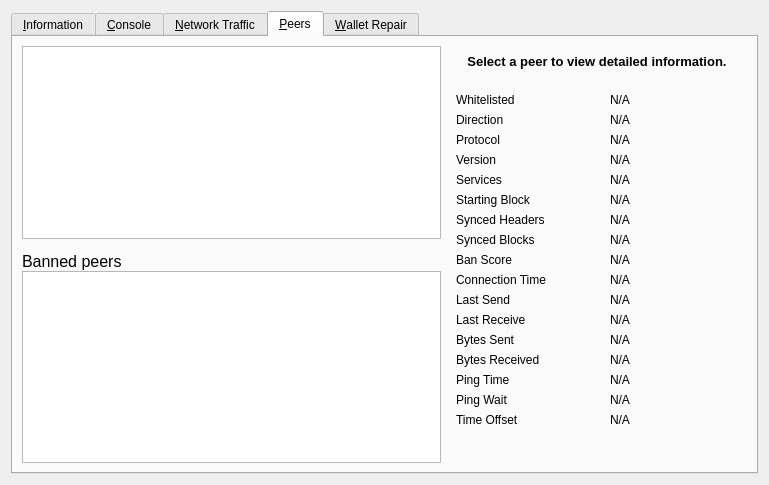
Before: the Qt Designer form src/qt/forms/rpcconsole.ui in pedrorv0106/DAPS, drawn with Qt 5.
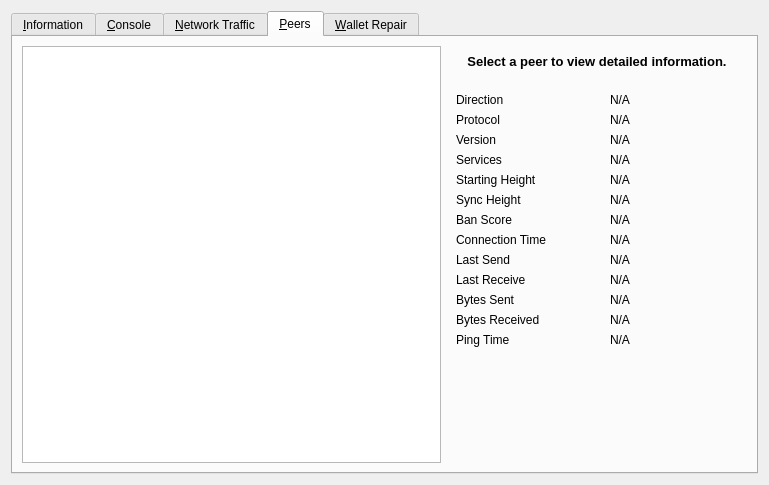
After: the same form once the commit is applied. Icons and pictures are not drawn. Custom widgets are drawn as their Qt base class.

```diff
--- a/src/qt/forms/rpcconsole.ui
+++ b/src/qt/forms/rpcconsole.ui
@@ -697,85 +697,17 @@
       </attribute>
       <layout class="QGridLayout" name="gridLayout_2">
        <item row="0" column="0" rowspan="2">
-        <layout class="QVBoxLayout" name="verticalLayout_101">
-         <property name="spacing">
-          <number>0</number>
+        <widget class="QTableView" name="peerWidget">
+         <property name="horizontalScrollBarPolicy">
+          <enum>Qt::ScrollBarAsNeeded</enum>
          </property>
-         <item>
-          <widget class="QTableView" name="peerWidget">
-           <property name="horizontalScrollBarPolicy">
-            <enum>Qt::ScrollBarAsNeeded</enum>
-           </property>
-           <property name="sortingEnabled">
-            <bool>true</bool>
-           </property>
-           <attribute name="horizontalHeaderHighlightSections">
-            <bool>false</bool>
-           </attribute>
-          </widget>
-         </item>
-         <item>
-          <widget class="QLabel" name="banHeading">
-           <property name="sizePolicy">
-            <sizepolicy hsizetype="Preferred" vsizetype="Minimum">
-             <horstretch>0</horstretch>
-             <verstretch>0</verstretch>
-            </sizepolicy>
-           </property>
-           <property name="minimumSize">
-            <size>
-             <width>300</width>
-             <height>32</height>
-            </size>
-           </property>
-           <property name="maximumSize">
-            <size>
-             <width>16777215</width>
-             <height>32</height>
-            </size>
-           </property>
-           <property name="font">
-            <font>
-             <pointsize>12</pointsize>
-            </font>
-           </property>
-           <property name="cursor">
-            <cursorShape>IBeamCursor</cursorShape>
-           </property>
-           <property name="text">
-            <string>Banned peers</string>
-           </property>
-           <property name="alignment">
-            <set>Qt::AlignBottom|Qt::AlignLeading|Qt::AlignLeft</set>
-           </property>
-           <property name="wordWrap">
-            <bool>true</bool>
-           </property>
-           <property name="textInteractionFlags">
-            <set>Qt::NoTextInteraction</set>
-           </property>
-          </widget>
-         </item>
-         <item>
-          <widget class="QTableView" name="banlistWidget">
-           <property name="sizePolicy">
-            <sizepolicy hsizetype="Expanding" vsizetype="Expanding">
-             <horstretch>0</horstretch>
-             <verstretch>0</verstretch>
-            </sizepolicy>
-           </property>
-           <property name="horizontalScrollBarPolicy">
-            <enum>Qt::ScrollBarAsNeeded</enum>
-           </property>
-           <property name="sortingEnabled">
-            <bool>true</bool>
-           </property>
-           <attribute name="horizontalHeaderHighlightSections">
-            <bool>false</bool>
-           </attribute>
-          </widget>
-         </item>
-        </layout>
+         <property name="sortingEnabled">
+          <bool>true</bool>
+         </property>
+         <attribute name="horizontalHeaderHighlightSections">
+          <bool>false</bool>
+         </attribute>
+        </widget>
        </item>
        <item row="0" column="1">
         <widget class="QLabel" name="peerHeading">
@@ -825,36 +757,13 @@
          </property>
          <layout class="QGridLayout" name="gridLayout_3">
           <item row="0" column="0">
-           <widget class="QLabel" name="label_30">
-            <property name="text">
-             <string>Whitelisted</string>
-            </property>
-           </widget>
-          </item>
-          <item row="0" column="2">
-           <widget class="QLabel" name="peerWhitelisted">
-            <property name="cursor">
-             <cursorShape>IBeamCursor</cursorShape>
-            </property>
-            <property name="text">
-             <string>N/A</string>
-            </property>
-            <property name="textFormat">
-             <enum>Qt::PlainText</enum>
-            </property>
-            <property name="textInteractionFlags">
-             <set>Qt::LinksAccessibleByMouse|Qt::TextSelectableByKeyboard|Qt::TextSelectableByMouse</set>
-            </property>
-           </widget>
-          </item>
-          <item row="1" column="0">
            <widget class="QLabel" name="label_23">
             <property name="text">
              <string>Direction</string>
             </property>
            </widget>
           </item>
-          <item row="1" column="2">
+          <item row="0" column="2">
            <widget class="QLabel" name="peerDirection">
             <property name="cursor">
              <cursorShape>IBeamCursor</cursorShape>
@@ -870,14 +779,14 @@
             </property>
            </widget>
           </item>
-          <item row="2" column="0">
+          <item row="1" column="0">
            <widget class="QLabel" name="label_21">
             <property name="text">
              <string>Protocol</string>
             </property>
            </widget>
           </item>
-          <item row="2" column="2">
+          <item row="1" column="2">
            <widget class="QLabel" name="peerVersion">
             <property name="cursor">
              <cursorShape>IBeamCursor</cursorShape>
@@ -893,14 +802,14 @@
             </property>
            </widget>
           </item>
-          <item row="3" column="0">
+          <item row="2" column="0">
            <widget class="QLabel" name="label_28">
             <property name="text">
              <string>Version</string>
             </property>
            </widget>
           </item>
-          <item row="3" column="2">
+          <item row="2" column="2">
            <widget class="QLabel" name="peerSubversion">
             <property name="cursor">
              <cursorShape>IBeamCursor</cursorShape>
@@ -916,14 +825,14 @@
             </property>
            </widget>
           </item>
-          <item row="4" column="0">
+          <item row="3" column="0">
            <widget class="QLabel" name="label_4">
             <property name="text">
              <string>Services</string>
             </property>
            </widget>
           </item>
-          <item row="4" column="2">
+          <item row="3" column="2">
            <widget class="QLabel" name="peerServices">
             <property name="cursor">
              <cursorShape>IBeamCursor</cursorShape>
@@ -942,7 +851,7 @@
           <item row="5" column="0">
            <widget class="QLabel" name="label_29">
             <property name="text">
-             <string>Starting Block</string>
+             <string>Starting Height</string>
             </property>
            </widget>
           </item>
@@ -965,7 +874,7 @@
           <item row="6" column="0">
            <widget class="QLabel" name="label_27">
             <property name="text">
-             <string>Synced Headers</string>
+             <string>Sync Height</string>
             </property>
            </widget>
           </item>
@@ -986,36 +895,13 @@
            </widget>
           </item>
           <item row="7" column="0">
-           <widget class="QLabel" name="label_25">
-            <property name="text">
-             <string>Synced Blocks</string>
-            </property>
-           </widget>
-          </item>
-          <item row="7" column="2">
-           <widget class="QLabel" name="peerCommonHeight">
-            <property name="cursor">
-             <cursorShape>IBeamCursor</cursorShape>
-            </property>
-            <property name="text">
-             <string>N/A</string>
-            </property>
-            <property name="textFormat">
-             <enum>Qt::PlainText</enum>
-            </property>
-            <property name="textInteractionFlags">
-             <set>Qt::LinksAccessibleByMouse|Qt::TextSelectableByKeyboard|Qt::TextSelectableByMouse</set>
-            </property>
-           </widget>
-          </item>
-          <item row="8" column="0">
            <widget class="QLabel" name="label_24">
             <property name="text">
              <string>Ban Score</string>
             </property>
            </widget>
           </item>
-          <item row="8" column="2">
+          <item row="7" column="2">
            <widget class="QLabel" name="peerBanScore">
             <property name="cursor">
              <cursorShape>IBeamCursor</cursorShape>
@@ -1031,14 +917,14 @@
             </property>
            </widget>
           </item>
-          <item row="9" column="0">
+          <item row="8" column="0">
            <widget class="QLabel" name="label_22">
             <property name="text">
              <string>Connection Time</string>
             </property>
            </widget>
           </item>
-          <item row="9" column="2">
+          <item row="8" column="2">
            <widget class="QLabel" name="peerConnTime">
             <property name="cursor">
              <cursorShape>IBeamCursor</cursorShape>
@@ -1054,14 +940,14 @@
             </property>
            </widget>
           </item>
-          <item row="10" column="0">
+          <item row="9" column="0">
            <widget class="QLabel" name="label_15">
             <property name="text">
              <string>Last Send</string>
             </property>
            </widget>
           </item>
-          <item row="10" column="2">
+          <item row="9" column="2">
            <widget class="QLabel" name="peerLastSend">
             <property name="cursor">
              <cursorShape>IBeamCursor</cursorShape>
@@ -1077,14 +963,14 @@
             </property>
            </widget>
           </item>
-          <item row="11" column="0">
+          <item row="10" column="0">
            <widget class="QLabel" name="label_19">
             <property name="text">
              <string>Last Receive</string>
             </property>
            </widget>
           </item>
-          <item row="11" column="2">
+          <item row="10" column="2">
            <widget class="QLabel" name="peerLastRecv">
             <property name="cursor">
              <cursorShape>IBeamCursor</cursorShape>
@@ -1100,14 +986,14 @@
             </property>
            </widget>
           </item>
-          <item row="12" column="0">
+          <item row="11" column="0">
            <widget class="QLabel" name="label_18">
             <property name="text">
              <string>Bytes Sent</string>
             </property>
            </widget>
           </item>
-          <item row="12" column="2">
+          <item row="11" column="2">
            <widget class="QLabel" name="peerBytesSent">
             <property name="cursor">
              <cursorShape>IBeamCursor</cursorShape>
@@ -1123,14 +1009,14 @@
             </property>
            </widget>
           </item>
-          <item row="13" column="0">
+          <item row="12" column="0">
            <widget class="QLabel" name="label_20">
             <property name="text">
              <string>Bytes Received</string>
             </property>
            </widget>
           </item>
-          <item row="13" column="2">
+          <item row="12" column="2">
            <widget class="QLabel" name="peerBytesRecv">
             <property name="cursor">
              <cursorShape>IBeamCursor</cursorShape>
@@ -1146,14 +1032,14 @@
             </property>
            </widget>
           </item>
-          <item row="14" column="0">
+          <item row="13" column="0">
            <widget class="QLabel" name="label_26">
             <property name="text">
              <string>Ping Time</string>
             </property>
            </widget>
           </item>
-          <item row="14" column="2">
+          <item row="13" column="2">
            <widget class="QLabel" name="peerPingTime">
             <property name="cursor">
              <cursorShape>IBeamCursor</cursorShape>
@@ -1169,56 +1055,7 @@
             </property>
            </widget>
           </item>
-          <item row="15" column="0">
-           <widget class="QLabel" name="peerPingWaitLabel">
-            <property name="toolTip">
-             <string>The duration of a currently outstanding ping.</string>
-            </property>
-            <property name="text">
-             <string>Ping Wait</string>
-            </property>
-           </widget>
-          </item>
-          <item row="15" column="2">
-           <widget class="QLabel" name="peerPingWait">
-            <property name="cursor">
-             <cursorShape>IBeamCursor</cursorShape>
-            </property>
-            <property name="text">
-             <string>N/A</string>
-            </property>
-            <property name="textFormat">
-             <enum>Qt::PlainText</enum>
-            </property>
-            <property name="textInteractionFlags">
-             <set>Qt::LinksAccessibleByMouse|Qt::TextSelectableByKeyboard|Qt::TextSelectableByMouse</set>
-            </property>
-           </widget>
-          </item>
-          <item row="16" column="0">
-           <widget class="QLabel" name="label_timeoffset">
-            <property name="text">
-             <string>Time Offset</string>
-            </property>
-           </widget>
-          </item>
-          <item row="16" column="2">
-           <widget class="QLabel" name="timeoffset">
-            <property name="cursor">
-             <cursorShape>IBeamCursor</cursorShape>
-            </property>
-            <property name="text">
-             <string>N/A</string>
-            </property>
-            <property name="textFormat">
-             <enum>Qt::PlainText</enum>
-            </property>
-            <property name="textInteractionFlags">
-             <set>Qt::LinksAccessibleByMouse|Qt::TextSelectableByKeyboard|Qt::TextSelectableByMouse</set>
-            </property>
-           </widget>
-          </item>
-          <item row="17" column="1">
+          <item row="14" column="1">
            <spacer name="verticalSpacer_3">
             <property name="orientation">
              <enum>Qt::Vertical</enum>
```
Left out of the diff: 171 changed lines with no effect on the pictures.
